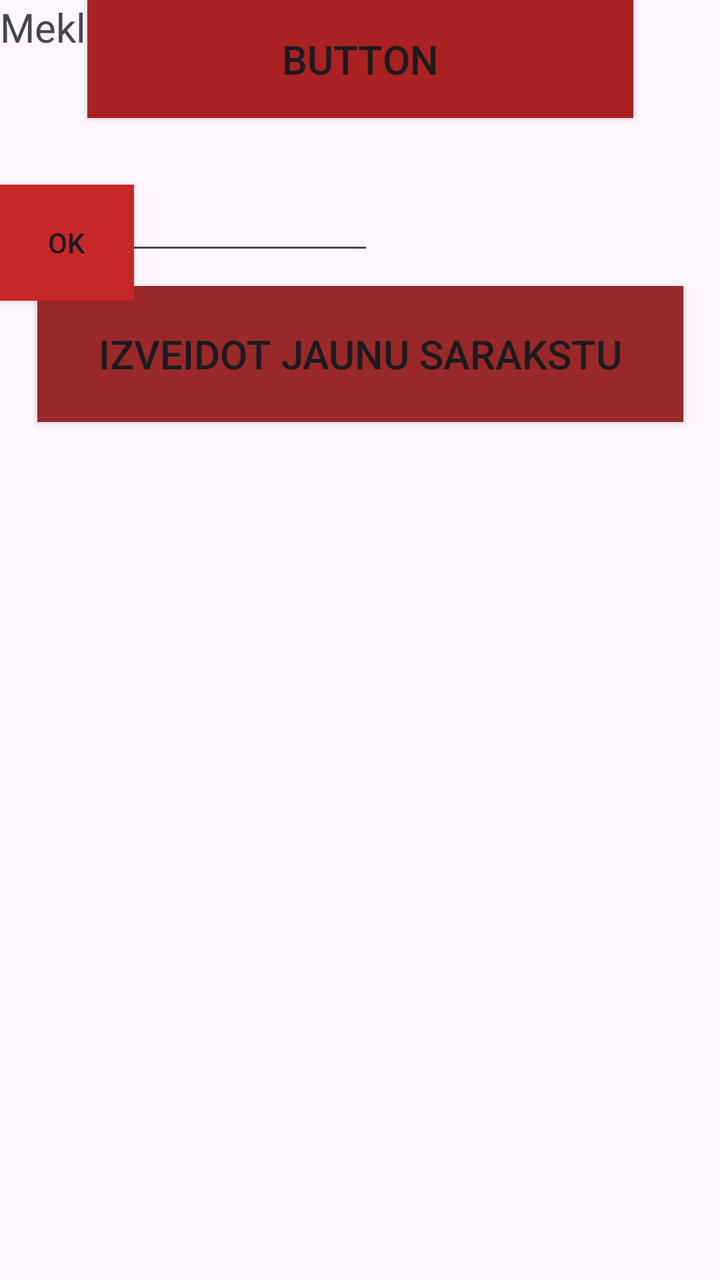
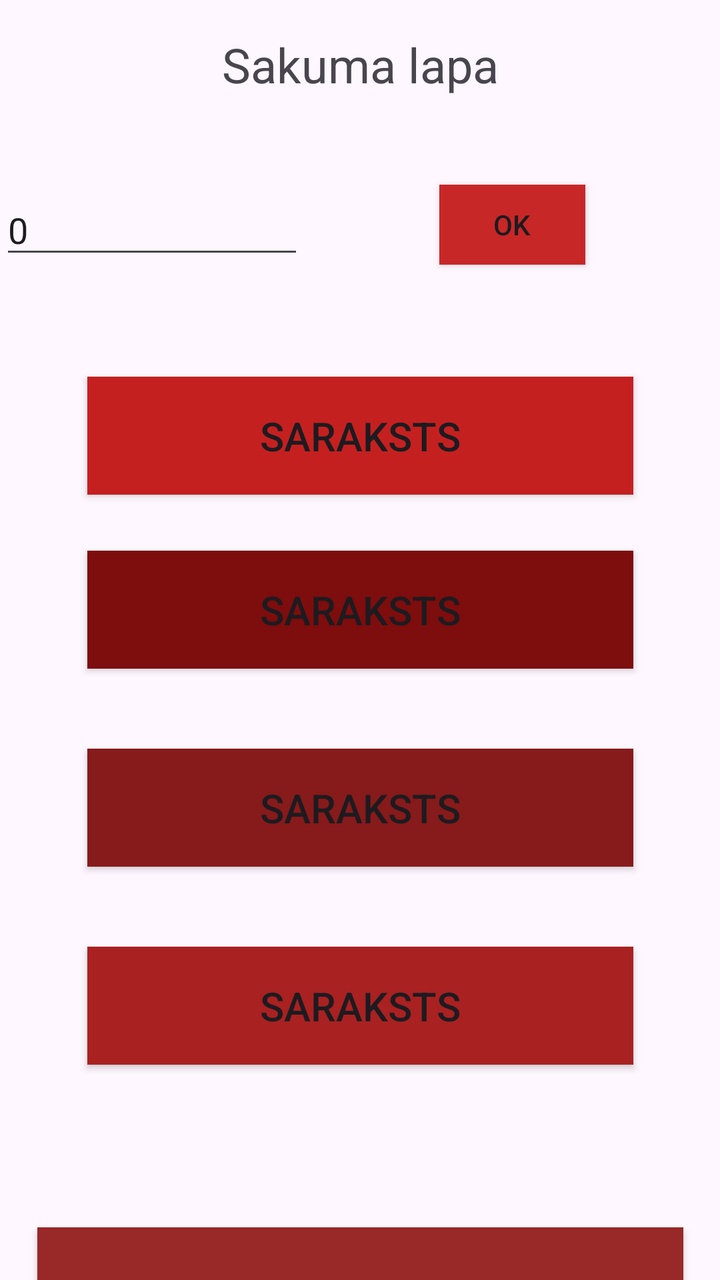

An Android layout rendered at two revisions. The XML below is the earlier revision; the diff shows what the commit changed to produce the second picture.
<!-- AndroidManifest.xml: application theme Theme._11_PD2_PA_Giruckis_Nikitins_2026 -->
<!-- res/layout/main_page.xml -->
<?xml version="1.0" encoding="utf-8"?>
<androidx.constraintlayout.widget.ConstraintLayout xmlns:android="http://schemas.android.com/apk/res/android"
    xmlns:app="http://schemas.android.com/apk/res-auto"
    xmlns:tools="http://schemas.android.com/tools"
    android:layout_width="match_parent"
    android:layout_height="match_parent">

    <TextView
        android:id="@+id/main_page_text"
        android:layout_width="wrap_content"
        android:layout_height="wrap_content"
        android:layout_marginTop="16dp"
        android:text="Sakuma lapa"
        android:textSize="24sp"
        app:layout_constraintEnd_toEndOf="parent"
        app:layout_constraintStart_toStartOf="parent"
        app:layout_constraintTop_toTopOf="parent" />

    <TextView
        android:id="@+id/main_page_text2"
        android:layout_width="wrap_content"
        android:layout_height="wrap_content"
        android:text="Meklet sarakstu"
        android:textSize="20sp"
        tools:layout_editor_absoluteX="3dp"
        tools:layout_editor_absoluteY="98dp" />

    <EditText
        android:id="@+id/editTextText4"
        android:layout_width="187dp"
        android:layout_height="40dp"
        android:layout_marginTop="44dp"
        android:ems="10"
        android:inputType="text"
        android:text="Name"
        app:layout_constraintTop_toBottomOf="@+id/main_page_text"
        tools:layout_editor_absoluteX="155dp" />

    <Button
        android:id="@+id/button3"
        android:layout_width="273dp"
        android:layout_height="59dp"
        android:layout_marginTop="140dp"
        android:layout_marginBottom="28dp"
        android:background="#C52020"
        android:text="Button"
        android:textSize="20sp"
        app:layout_constraintBottom_toTopOf="@+id/button4"
        app:layout_constraintEnd_toEndOf="parent"
        app:layout_constraintStart_toStartOf="parent"
        app:layout_constraintTop_toBottomOf="@+id/main_page_text"
        app:layout_constraintVertical_bias="0.083" />

    <Button
        android:id="@+id/button4"
        android:layout_width="273dp"
        android:layout_height="59dp"
        android:layout_marginBottom="40dp"
        android:background="#7E0D0D"
        android:text="Button"
        android:textSize="20sp"
        app:layout_constraintBottom_toTopOf="@+id/button5"
        app:layout_constraintEnd_toEndOf="parent"
        app:layout_constraintStart_toStartOf="parent" />

    <Button
        android:id="@+id/button5"
        android:layout_width="273dp"
        android:layout_height="59dp"
        android:layout_marginBottom="40dp"
        android:background="#871A1A"
        android:text="Button"
        android:textSize="20sp"
        app:layout_constraintBottom_toTopOf="@+id/button6"
        app:layout_constraintEnd_toEndOf="parent"
        app:layout_constraintStart_toStartOf="parent" />

    <Button
        android:id="@+id/button6"
        android:layout_width="273dp"
        android:layout_height="59dp"
        android:background="#A92121"
        android:text="Button"
        android:textSize="20sp"
        app:layout_constraintEnd_toEndOf="parent"
        app:layout_constraintStart_toStartOf="parent"
        tools:layout_editor_absoluteY="485dp" />

    <Button
        android:id="@+id/button7"
        android:layout_width="323dp"
        android:layout_height="68dp"
        android:layout_marginTop="84dp"
        android:background="#992828"
        android:text="Izveidot jaunu sarakstu"
        android:textSize="20sp"
        app:layout_constraintEnd_toEndOf="parent"
        app:layout_constraintStart_toStartOf="parent"
        app:layout_constraintTop_toBottomOf="@+id/button6" />

    <Button
        android:id="@+id/button8"
        android:layout_width="67dp"
        android:layout_height="58dp"
        android:layout_marginTop="44dp"
        android:background="#C82727"
        android:text="Ok"
        android:textSize="14sp"
        app:layout_constraintTop_toBottomOf="@+id/main_page_text"
        tools:layout_editor_absoluteX="342dp" />
</androidx.constraintlayout.widget.ConstraintLayout>
<!-- resources referenced by this layout -->
<resources>
  <style name="Theme._11_PD2_PA_Giruckis_Nikitins_2026" parent="Base.Theme._11_PD2_PA_Giruckis_Nikitins_2026" />
  <style name="Base.Theme._11_PD2_PA_Giruckis_Nikitins_2026" parent="Theme.Material3.DayNight.NoActionBar">
          
          
      </style>
</resources>

<!-- the commit's change to res/layout/main_page.xml (unified diff, before → after) -->
@@ -10,7 +10,7 @@
         android:layout_width="wrap_content"
         android:layout_height="wrap_content"
         android:layout_marginTop="16dp"
-        android:text="Sakuma lapa"
+        android:text="@string/main_page_text"
         android:textSize="24sp"
         app:layout_constraintEnd_toEndOf="parent"
         app:layout_constraintStart_toStartOf="parent"
@@ -18,94 +18,104 @@
 
     <TextView
         android:id="@+id/main_page_text2"
-        android:layout_width="wrap_content"
-        android:layout_height="wrap_content"
-        android:text="Meklet sarakstu"
+        android:layout_width="144dp"
+        android:layout_height="29dp"
+        android:layout_marginTop="44dp"
+        android:layout_marginEnd="8dp"
+        android:text="@string/main_page_text2"
         android:textSize="20sp"
-        tools:layout_editor_absoluteX="3dp"
-        tools:layout_editor_absoluteY="98dp" />
+        app:layout_constraintEnd_toStartOf="@+id/main_page_search"
+        app:layout_constraintTop_toBottomOf="@+id/main_page_text" />
 
     <EditText
-        android:id="@+id/editTextText4"
-        android:layout_width="187dp"
-        android:layout_height="40dp"
+        android:id="@+id/main_page_search"
+        android:layout_width="152dp"
+        android:layout_height="42dp"
         android:layout_marginTop="44dp"
+        android:autofillHints=""
         android:ems="10"
         android:inputType="text"
-        android:text="Name"
+        android:text="@string/main_page_search"
+
         app:layout_constraintTop_toBottomOf="@+id/main_page_text"
-        tools:layout_editor_absoluteX="155dp" />
+        tools:ignore="MissingConstraints,TouchTargetSizeCheck"
+        tools:layout_editor_absoluteX="159dp" />
 
     <Button
-        android:id="@+id/button3"
+        android:id="@+id/main_page_button1"
         android:layout_width="273dp"
         android:layout_height="59dp"
         android:layout_marginTop="140dp"
         android:layout_marginBottom="28dp"
         android:background="#C52020"
-        android:text="Button"
+        android:text="@string/main_page_button1"
         android:textSize="20sp"
-        app:layout_constraintBottom_toTopOf="@+id/button4"
+        app:layout_constraintBottom_toTopOf="@id/main_page_button2"
         app:layout_constraintEnd_toEndOf="parent"
         app:layout_constraintStart_toStartOf="parent"
         app:layout_constraintTop_toBottomOf="@+id/main_page_text"
         app:layout_constraintVertical_bias="0.083" />
 
     <Button
-        android:id="@+id/button4"
+        android:id="@+id/main_page_button2"
         android:layout_width="273dp"
         android:layout_height="59dp"
         android:layout_marginBottom="40dp"
         android:background="#7E0D0D"
-        android:text="Button"
+        android:text="@string/main_page_button2"
         android:textSize="20sp"
-        app:layout_constraintBottom_toTopOf="@+id/button5"
+        app:layout_constraintBottom_toTopOf="@+id/main_page_button3"
         app:layout_constraintEnd_toEndOf="parent"
         app:layout_constraintStart_toStartOf="parent" />
 
     <Button
-        android:id="@+id/button5"
+        android:id="@+id/main_page_button3"
         android:layout_width="273dp"
         android:layout_height="59dp"
         android:layout_marginBottom="40dp"
+        android:text="@string/main_page_button3"
         android:background="#871A1A"
-        android:text="Button"
         android:textSize="20sp"
-        app:layout_constraintBottom_toTopOf="@+id/button6"
+        app:layout_constraintBottom_toTopOf="@+id/main_page_button4"
         app:layout_constraintEnd_toEndOf="parent"
         app:layout_constraintStart_toStartOf="parent" />
 
     <Button
-        android:id="@+id/button6"
+        android:id="@+id/main_page_button4"
         android:layout_width="273dp"
         android:layout_height="59dp"
+        android:layout_marginTop="40dp"
+        android:text="@string/main_page_button4"
         android:background="#A92121"
-        android:text="Button"
         android:textSize="20sp"
         app:layout_constraintEnd_toEndOf="parent"
         app:layout_constraintStart_toStartOf="parent"
-        tools:layout_editor_absoluteY="485dp" />
+        app:layout_constraintTop_toBottomOf="@+id/main_page_button3" />
 
     <Button
-        android:id="@+id/button7"
+        android:id="@+id/main_page_button5"
         android:layout_width="323dp"
         android:layout_height="68dp"
         android:layout_marginTop="84dp"
+        android:text="@string/main_page_button5"
         android:background="#992828"
-        android:text="Izveidot jaunu sarakstu"
         android:textSize="20sp"
+        app:layout_constraintBottom_toBottomOf="parent"
         app:layout_constraintEnd_toEndOf="parent"
         app:layout_constraintStart_toStartOf="parent"
-        app:layout_constraintTop_toBottomOf="@+id/button6" />
+        app:layout_constraintTop_toBottomOf="@+id/main_page_button4"
+        app:layout_constraintVertical_bias="0.057" />
 
     <Button
-        android:id="@+id/button8"
-        android:layout_width="67dp"
-        android:layout_height="58dp"
+        android:id="@+id/main_page_button6"
+        android:layout_width="73dp"
+        android:layout_height="40dp"
         android:layout_marginTop="44dp"
+        android:text="@string/main_page_button6"
         android:background="#C82727"
-        android:text="Ok"
         android:textSize="14sp"
+        app:layout_constraintEnd_toEndOf="parent"
+        app:layout_constraintStart_toEndOf="@+id/main_page_search"
         app:layout_constraintTop_toBottomOf="@+id/main_page_text"
-        tools:layout_editor_absoluteX="342dp" />
+        tools:ignore="TouchTargetSizeCheck" />
 </androidx.constraintlayout.widget.ConstraintLayout>
<!-- resource entries referenced after the edit -->
@@ -1,5 +1,14 @@
 <!-- resources referenced by this layout -->
 <resources>
+  <string name="main_page_button1">Saraksts</string>
+  <string name="main_page_button2">Saraksts</string>
+  <string name="main_page_button3">Saraksts</string>
+  <string name="main_page_button4">Saraksts</string>
+  <string name="main_page_button5">Izveidot jaunu sarakstu</string>
+  <string name="main_page_button6">Ok</string>
+  <string name="main_page_search">0</string>
+  <string name="main_page_text">Sakuma lapa</string>
+  <string name="main_page_text2">Meklet sarakstu</string>
   <style name="Theme._11_PD2_PA_Giruckis_Nikitins_2026" parent="Base.Theme._11_PD2_PA_Giruckis_Nikitins_2026" />
   <style name="Base.Theme._11_PD2_PA_Giruckis_Nikitins_2026" parent="Theme.Material3.DayNight.NoActionBar">
           
